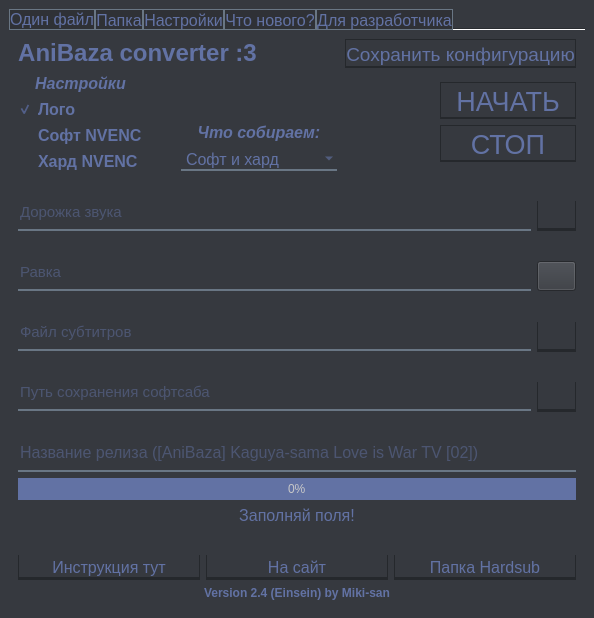
Qt form UI/normUI2.ui (nikolaiianchuk/AniBaza_Converter) before a commit.
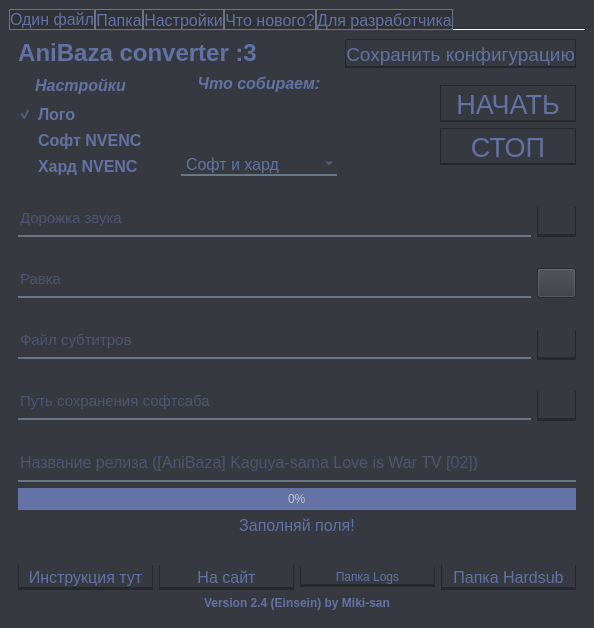
The same form after that commit. Icons and pictures are not drawn.

What changed in the file:
```diff
--- a/UI/normUI2.ui
+++ b/UI/normUI2.ui
@@ -6,8 +6,8 @@
    <rect>
     <x>0</x>
     <y>0</y>
-    <width>509</width>
-    <height>618</height>
+    <width>584</width>
+    <height>628</height>
    </rect>
   </property>
   <property name="sizePolicy">
@@ -367,8 +367,44 @@
              <string> На сайт </string>
             </property>
             <property name="icon">
-             <iconset>
-              <normaloff>:/icons/res/ICONS/web_120072.svg</normaloff>:/icons/res/ICONS/web_120072.svg</iconset>
+             <iconset resource="resourses.qrc">
+              <normaloff>:/icons/icons/10site.png</normaloff>:/icons/icons/10site.png</iconset>
+            </property>
+           </widget>
+          </item>
+          <item>
+           <widget class="QPushButton" name="logs_folder_open_button">
+            <property name="styleSheet">
+             <string notr="true">QPushButton{
+border: none;
+padding-top: 3px;
+border-left: 1px solid  rgb(37, 40, 44);
+border-right: 1px solid  rgb(37, 40, 44);
+border-bottom: 3px solid  rgb(37, 40, 44);
+font: 75 12pt &quot;Segoe UI&quot;;
+color: rgb(98, 114, 164);
+}
+QPushButton:hover{
+background-color: rgb(62, 65, 72);
+border-left: 1px solid  rgb(37, 40, 44);
+border-right: 1px solid  rgb(37, 40, 44);
+border-bottom: 3px solid  rgb(37, 40, 44);
+}
+QPushButton:pressed{
+background-color: rgb(44, 47, 52);
+border-left: 1px solid  rgb(37, 40, 44);
+border-right: 1px solid  rgb(37, 40, 44);
+border-top: 3px solid  rgb(37, 40, 44);
+border-bottom: none;
+padding-top: -5px;
+}</string>
+            </property>
+            <property name="text">
+             <string>Папка Logs</string>
+            </property>
+            <property name="icon">
+             <iconset resource="resourses.qrc">
+              <normaloff>:/icons/icons/folder2.svg</normaloff>:/icons/icons/folder2.svg</iconset>
             </property>
            </widget>
           </item>
@@ -511,6 +547,19 @@
               </property>
              </widget>
             </item>
+            <item>
+             <spacer name="verticalSpacer_20">
+              <property name="orientation">
+               <enum>Qt::Vertical</enum>
+              </property>
+              <property name="sizeHint" stdset="0">
+               <size>
+                <width>20</width>
+                <height>40</height>
+               </size>
+              </property>
+             </spacer>
+            </item>
             <item>
              <widget class="QCheckBox" name="logo_check">
               <property name="sizePolicy">
@@ -623,19 +672,6 @@
           </item>
           <item>
            <layout class="QVBoxLayout" name="render_mode_Vlayout">
-            <item>
-             <spacer name="verticalSpacer_5">
-              <property name="orientation">
-               <enum>Qt::Vertical</enum>
-              </property>
-              <property name="sizeHint" stdset="0">
-               <size>
-                <width>20</width>
-                <height>40</height>
-               </size>
-              </property>
-             </spacer>
-            </item>
             <item>
              <widget class="QLabel" name="render_mode_label">
               <property name="sizePolicy">
@@ -664,6 +700,19 @@
               </property>
              </widget>
             </item>
+            <item>
+             <spacer name="verticalSpacer_5">
+              <property name="orientation">
+               <enum>Qt::Vertical</enum>
+              </property>
+              <property name="sizeHint" stdset="0">
+               <size>
+                <width>20</width>
+                <height>40</height>
+               </size>
+              </property>
+             </spacer>
+            </item>
             <item>
              <widget class="QComboBox" name="render_mode_box">
               <property name="enabled">
```
Left out of the diff: 8 changed lines with no effect on the pictures.
